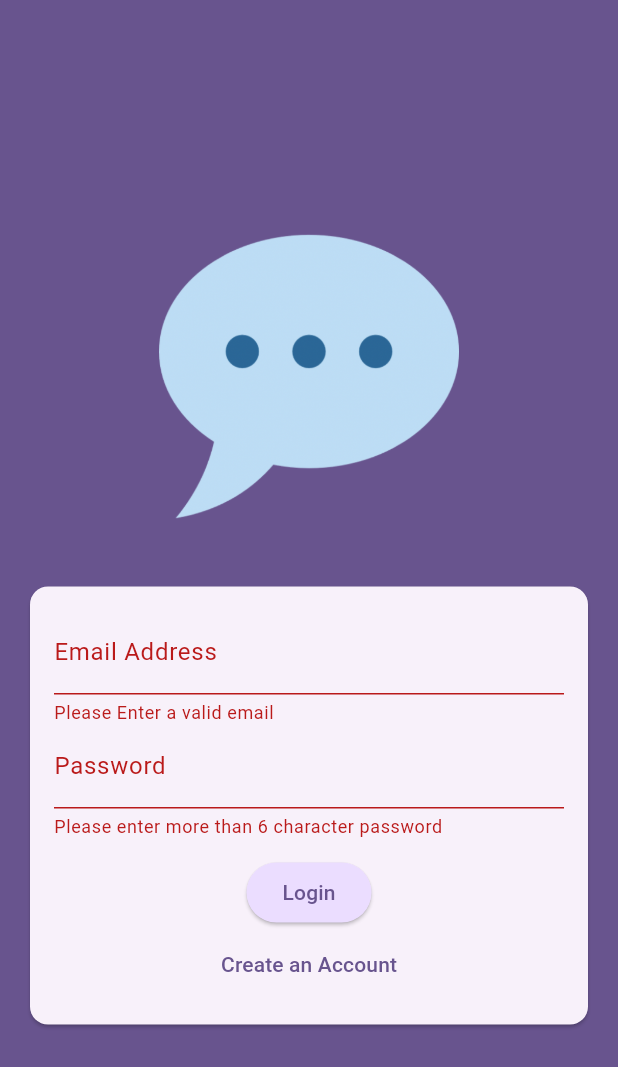
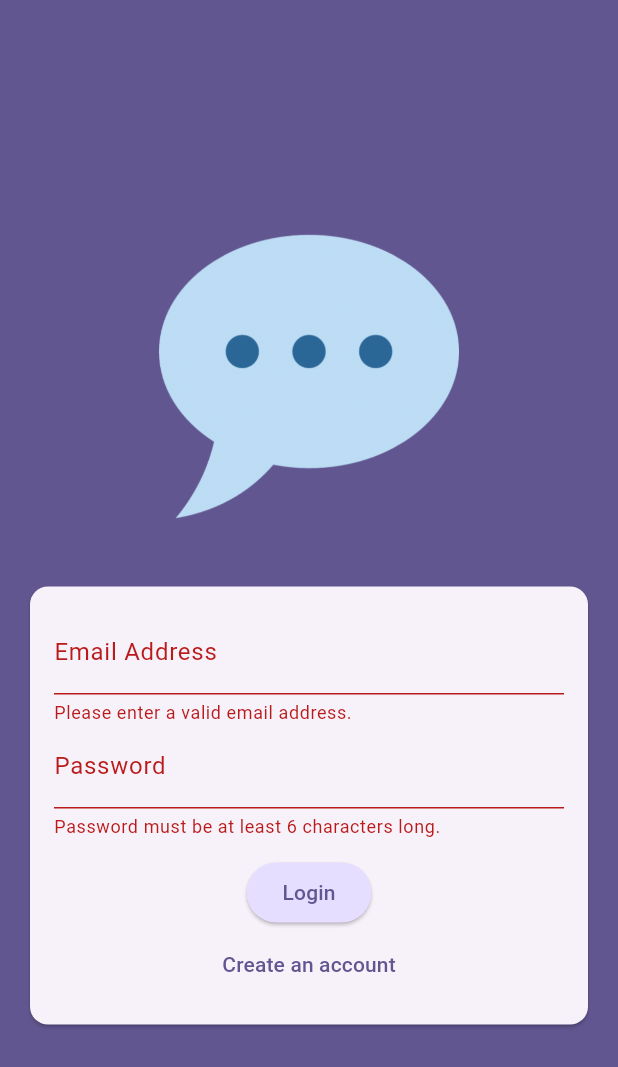
Before and after one commit to Raghav-995/Chat_App, a Flutter app: the screen it shows after launch, after a tap on "Login", on a phone screen of 412 x 824 dp. Shown: the top 1067 px of the screen. Run offline on Flutter 3.47's test engine with Material 3 defaults, Android fonts, the phone set to English and light mode, and no system bars; our stand-ins replace firebase_auth, firebase_core, firebase_storage, image_picker; accounts and stored records are empty.

Commit message:
adding firebase_storage, auth

```diff
--- a/lib/main.dart
+++ b/lib/main.dart
@@ -4,6 +4,7 @@ import 'package:chatapp/screens/splash_screen.dart';
 import 'package:firebase_auth/firebase_auth.dart';
 import 'package:flutter/material.dart';
 import 'package:firebase_core/firebase_core.dart';
+
 import 'firebase_options.dart';
 
 void main() async {
@@ -11,32 +12,34 @@ void main() async {
   await Firebase.initializeApp(
     options: DefaultFirebaseOptions.currentPlatform,
   );
-  runApp(const MyApp());
+  runApp(const App());
 }
 
-class MyApp extends StatelessWidget {
-  const MyApp({super.key});
+class App extends StatelessWidget {
+  const App({super.key});
 
-  // This widget is the root of your application.
   @override
   Widget build(BuildContext context) {
     return MaterialApp(
-        title: 'Flutter Demo',
-        theme: ThemeData(
-          colorScheme: ColorScheme.fromSeed(seedColor: Colors.deepPurple),
-          useMaterial3: true,
-        ),
-        home: StreamBuilder(
+      title: 'FlutterChat',
+      theme: ThemeData().copyWith(
+        useMaterial3: true,
+        colorScheme: ColorScheme.fromSeed(
+            seedColor: const Color.fromARGB(255, 63, 17, 177)),
+      ),
+      home: StreamBuilder(
           stream: FirebaseAuth.instance.authStateChanges(),
-          builder: (context, snapshot) {
+          builder: (ctx, snapshot) {
             if (snapshot.connectionState == ConnectionState.waiting) {
               return const SplashScreen();
             }
+
             if (snapshot.hasData) {
               return const ChatScreen();
             }
+
             return const AuthScreen();
-          },
-        ));
+          }),
+    );
   }
 }
--- a/lib/screens/auth.dart
+++ b/lib/screens/auth.dart
@@ -1,33 +1,40 @@
 import 'dart:io';
 
 import 'package:chatapp/widgets/user_image_picker.dart';
-import 'package:firebase_auth/firebase_auth.dart';
 import 'package:firebase_storage/firebase_storage.dart';
 import 'package:flutter/material.dart';
+import 'package:firebase_auth/firebase_auth.dart';
 
 final _firebase = FirebaseAuth.instance;
 
 class AuthScreen extends StatefulWidget {
   const AuthScreen({super.key});
+
   @override
-  State<AuthScreen> createState() => _AuthScreenState();
+  State<AuthScreen> createState() {
+    return _AuthScreenState();
+  }
 }
 
 class _AuthScreenState extends State<AuthScreen> {
+  final _form = GlobalKey<FormState>();
+
   var _isLogin = true;
   var _enteredEmail = '';
   var _enteredPassword = '';
   File? _selectedImage;
   var _isAuthenticating = false;
 
-  final _form = GlobalKey<FormState>();
   void _submit() async {
-    var isValid = _form.currentState!.validate();
+    final isValid = _form.currentState!.validate();
 
-    if (!isValid || !_isLogin || _selectedImage == null) {
+    if (!isValid || !_isLogin && _selectedImage == null) {
+      // show error message ...
       return;
     }
+
     _form.currentState!.save();
+
     try {
       setState(() {
         _isAuthenticating = true;
@@ -35,29 +42,37 @@ class _AuthScreenState extends State<AuthScreen> {
       if (_isLogin) {
         final userCredentials = await _firebase.signInWithEmailAndPassword(
             email: _enteredEmail, password: _enteredPassword);
-        print(userCredentials);
       } else {
         final userCredentials = await _firebase.createUserWithEmailAndPassword(
             email: _enteredEmail, password: _enteredPassword);
-        final imageStorage = FirebaseStorage.instance
+
+        final storageRef = FirebaseStorage.instance
             .ref()
-            .child('User_Images')
+            .child('user_images')
             .child('${userCredentials.user!.uid}.jpg');
-        await imageStorage.putFile(_selectedImage!);
-        final imageUrl = await imageStorage.getDownloadURL;
+
+        await storageRef.putFile(_selectedImage!);
+        final imageUrl = await storageRef.getDownloadURL();
         print(imageUrl);
-        print(userCredentials);
       }
-    } on FirebaseAuthMultiFactorException catch (error) {
-      if (error.code == 'email-already-in-use') {}
+    } on FirebaseAuthException catch (error) {
+      if (error.code == 'email-already-in-use') {
+        // ...
+      }
       ScaffoldMessenger.of(context).clearSnackBars();
-      ScaffoldMessenger.of(context)
-          .showSnackBar(SnackBar(content: Text(error.code)));
+      ScaffoldMessenger.of(context).showSnackBar(
+        SnackBar(
+          content: Text(error.message ?? 'Authentication failed.'),
+        ),
+      );
+      setState(() {
+        _isAuthenticating = false;
+      });
     }
   }
 
   @override
-  Widget build(context) {
+  Widget build(BuildContext context) {
     return Scaffold(
       backgroundColor: Theme.of(context).colorScheme.primary,
       body: Center(
@@ -67,12 +82,16 @@ class _AuthScreenState extends State<AuthScreen> {
             children: [
               Container(
                 margin: const EdgeInsets.only(
-                    top: 30, bottom: 20.0, left: 20.0, right: 20.0),
+                  top: 30,
+                  bottom: 20,
+                  left: 20,
+                  right: 20,
+                ),
                 width: 200,
                 child: Image.asset('assets/images/chat.png'),
               ),
               Card(
-                margin: const EdgeInsets.all(20.0),
+                margin: const EdgeInsets.all(20),
                 child: SingleChildScrollView(
                   child: Padding(
                     padding: const EdgeInsets.all(16),
@@ -82,11 +101,9 @@ class _AuthScreenState extends State<AuthScreen> {
                         mainAxisSize: MainAxisSize.min,
                         children: [
                           if (!_isLogin)
-                            UserImagePicker(
-                              onPickedImage: (pickedImage) {
+                            UserImagePicker(onPickedImage: (pickedImage) {
                               _selectedImage = pickedImage;
-                              },
-                            ),
+                            }),
                           TextFormField(
                             decoration: const InputDecoration(
                                 labelText: 'Email Address'),
@@ -94,10 +111,12 @@ class _AuthScreenState extends State<AuthScreen> {
                             autocorrect: false,
                             textCapitalization: TextCapitalization.none,
                             validator: (value) {
-                              if (value!.trim().isEmpty ||
+                              if (value == null ||
+                                  value.trim().isEmpty ||
                                   !value.contains('@')) {
-                                return 'Please Enter a valid email';
+                                return 'Please enter a valid email address.';
                               }
+
                               return null;
                             },
                             onSaved: (value) {
@@ -105,14 +124,12 @@ class _AuthScreenState extends State<AuthScreen> {
                             },
                           ),
                           TextFormField(
-                            decoration: const InputDecoration(
-                              labelText: 'Password',
-                            ),
+                            decoration:
+                                const InputDecoration(labelText: 'Password'),
                             obscureText: true,
                             validator: (value) {
-                              if (value!.trim().isEmpty ||
-                                  value.trim().length < 6) {
-                                return 'Please enter more than 6 character password';
+                              if (value == null || value.trim().length < 6) {
+                                return 'Password must be at least 6 characters long.';
                               }
                               return null;
                             },
@@ -120,16 +137,19 @@ class _AuthScreenState extends State<AuthScreen> {
                               _enteredPassword = value!;
                             },
                           ),
-                          const SizedBox(height: 12.0),
-                          if (_isAuthenticating) CircularProgressIndicator(),
+                          const SizedBox(height: 12),
+                          if (_isAuthenticating)
+                            const CircularProgressIndicator(),
                           if (!_isAuthenticating)
                             ElevatedButton(
+                              onPressed: _submit,
                               style: ElevatedButton.styleFrom(
                                 backgroundColor: Theme.of(context)
                                     .colorScheme
-                                        .primaryContainer),
-                                onPressed: _submit,
-                                child: Text(_isLogin ? 'Login' : 'Signup')),
+                                    .primaryContainer,
+                              ),
+                              child: Text(_isLogin ? 'Login' : 'Signup'),
+                            ),
                           if (!_isAuthenticating)
                             TextButton(
                               onPressed: () {
@@ -138,8 +158,9 @@ class _AuthScreenState extends State<AuthScreen> {
                                 });
                               },
                               child: Text(_isLogin
-                                    ? 'Create an Account'
-                                    : 'I already have an account'))
+                                  ? 'Create an account'
+                                  : 'I already have an account'),
+                            ),
                         ],
                       ),
                     ),
--- a/lib/screens/chat.dart
+++ b/lib/screens/chat.dart
@@ -3,10 +3,11 @@ import 'package:flutter/material.dart';
 
 class ChatScreen extends StatelessWidget {
   const ChatScreen({super.key});
+  @override
   Widget build(BuildContext context) {
     return Scaffold(
         appBar: AppBar(
-          title: Text('ChatApp'),
+          title: const Text('ChatApp'),
           actions: [
             IconButton(
                 onPressed: () {
@@ -15,7 +16,7 @@ class ChatScreen extends StatelessWidget {
                 icon: const Icon(Icons.exit_to_app))
           ],
         ),
-        body: Center(
+        body: const Center(
           child: Text('Logged In'),
         ));
   }
--- a/lib/screens/splash_screen.dart
+++ b/lib/screens/splash_screen.dart
@@ -2,6 +2,7 @@ import 'package:flutter/material.dart';
 
 class SplashScreen extends StatelessWidget {
   const SplashScreen({super.key});
+  @override
   Widget build(BuildContext context) {
     return CircularProgressIndicator(
       value: 5.0,
--- a/lib/widgets/user_image_picker.dart
+++ b/lib/widgets/user_image_picker.dart
@@ -16,8 +16,6 @@ class _UserImagePickerState extends State<UserImagePicker> {
   void _selectImage() async {
     final pickedImage = await ImagePicker().pickImage(
       source: ImageSource.camera,
-      maxWidth: 30.0,
-      imageQuality: 50,
     );
     if (pickedImage == null) {
       return;
--- a/pubspec.yaml
+++ b/pubspec.yaml
@@ -39,7 +39,6 @@ dependencies:
   firebase_auth: ^4.19.2
   firebase_storage: ^11.7.2
   image_picker: ^1.1.0
-  cloud_firestore: ^4.17.0
 
 dev_dependencies:
   flutter_test:
@@ -65,8 +64,8 @@ flutter:
 
   # To add assets to your application, add an assets section, like this:
   assets:
-
     - assets/images/
+  #   - images/a_dot_ham.jpeg
 
   # An image asset can refer to one or more resolution-specific "variants", see
   # https://flutter.dev/assets-and-images/#resolution-aware
```
Also changed, not shown: firebase.json, lib/firebase_options.dart, pubspec.lock, 5 other files. Lines whose indentation alone changed are shown as unchanged.
